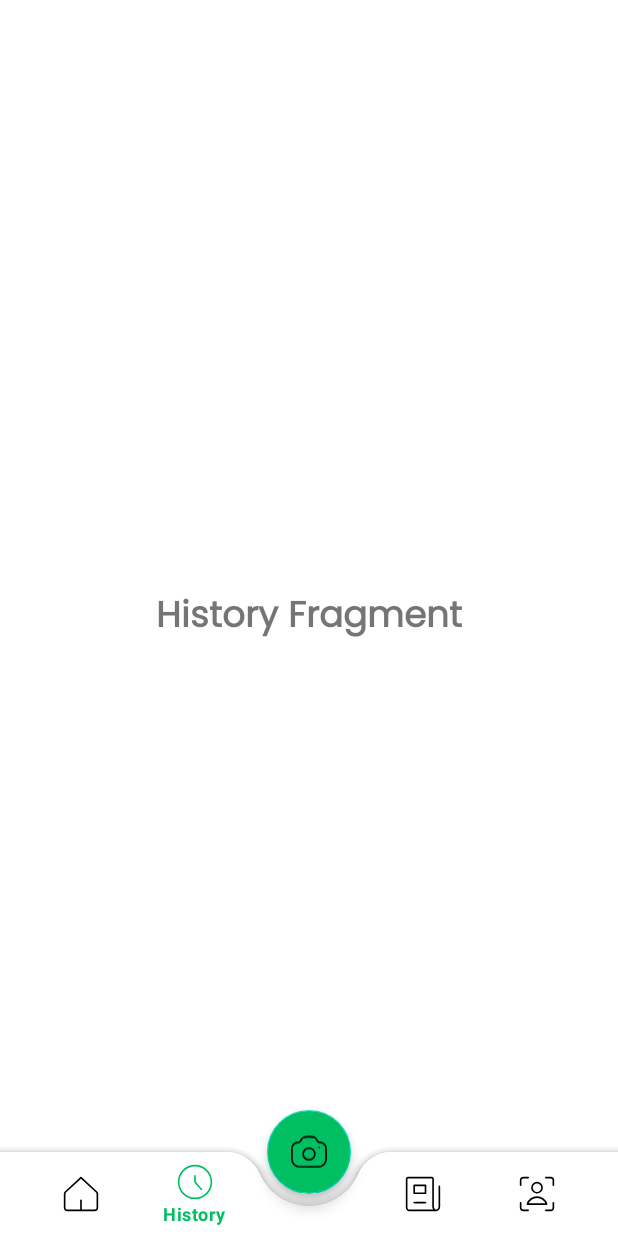
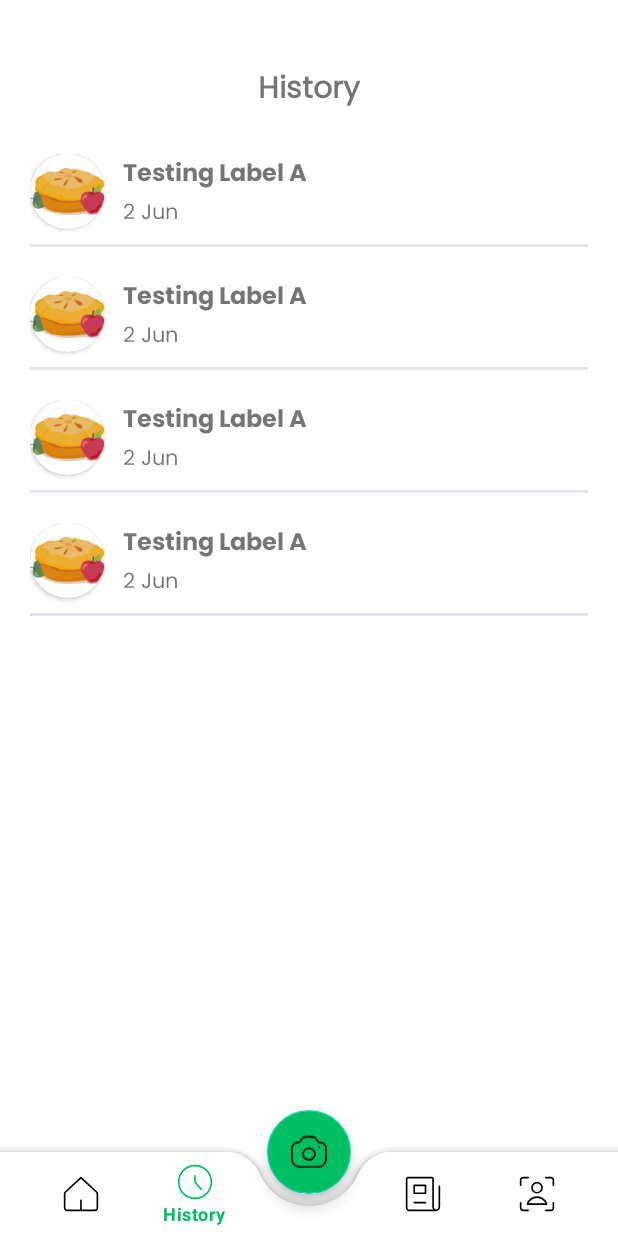
Before and after one commit to Nutriant/nutriant-app, an Android app: the screen it shows after launch (DashboardWithBotNavActivity), item 2 of the bottom bar chosen, on a phone screen of 412 x 824 dp. Run offline under Robolectric (Android 15) with nearby library versions, the phone set to English and light mode, and no system bars.

Commit message:
update: history label

```diff
--- /dev/null
+++ b/app/src/main/java/com/dicoding/nutrient/data/model/history/DataHistoryLabel.kt
@@ -0,0 +1,8 @@
+package com.dicoding.nutrient.data.model.history
+
+data class DataHistoryLabel(
+    val id: String,
+    val label: String,
+    val date: String,
+    val image: Int,
+)
--- a/app/src/main/java/com/dicoding/nutrient/data/model/banner/DataListBmi.kt
+++ b/app/src/main/java/com/dicoding/nutrient/data/model/history/DataListBmi.kt
@@ -1,4 +1,4 @@
-package com.dicoding.nutrient.data.model.banner
+package com.dicoding.nutrient.data.model.history
 
 data class DataListBmi(
     val id: String,
--- /dev/null
+++ b/app/src/main/java/com/dicoding/nutrient/ui/adapters/HistoryLabelListAdapter.kt
@@ -0,0 +1,33 @@
+package com.dicoding.nutrient.ui.adapters
+
+import android.view.LayoutInflater
+import android.view.ViewGroup
+import androidx.recyclerview.widget.RecyclerView
+import com.dicoding.nutrient.data.model.history.DataHistoryLabel
+import com.dicoding.nutrient.databinding.ItemHistoryLabelBinding
+
+class HistoryLabelListAdapter(private val dataHistory: ArrayList<DataHistoryLabel>) :
+    RecyclerView.Adapter<HistoryLabelListAdapter.ViewHolder>() {
+
+    inner class ViewHolder(var binding : ItemHistoryLabelBinding) : RecyclerView.ViewHolder(binding.root)
+
+    override fun onCreateViewHolder(parent: ViewGroup, viewType: Int): ViewHolder {
+        val binding = ItemHistoryLabelBinding.inflate(LayoutInflater.from(parent.context), parent, false)
+        return ViewHolder(binding)
+    }
+
+    override fun getItemCount(): Int {
+        return dataHistory.size
+    }
+
+    override fun onBindViewHolder(holder: ViewHolder, position: Int) {
+        val getHistory = dataHistory[position]
+        holder.binding.apply {
+            imgLabel.setImageResource(getHistory.image)
+            nameLabel.text = getHistory.label
+            dateLabel.text = getHistory.date
+        }
+    }
+
+
+}
--- a/app/src/main/java/com/dicoding/nutrient/ui/adapters/ListBmiAdapter.kt
+++ b/app/src/main/java/com/dicoding/nutrient/ui/adapters/ListBmiAdapter.kt
@@ -5,7 +5,7 @@ import android.view.LayoutInflater
 import android.view.ViewGroup
 import androidx.recyclerview.widget.RecyclerView
 import com.dicoding.nutrient.R
-import com.dicoding.nutrient.data.model.banner.DataListBmi
+import com.dicoding.nutrient.data.model.history.DataListBmi
 import com.dicoding.nutrient.databinding.ItemListBmiBinding
 
 class ListBmiAdapter(private val dataListBmi: ArrayList<DataListBmi>) :
--- a/app/src/main/java/com/dicoding/nutrient/ui/fragments/dashboard/HistoryFragment.kt
+++ b/app/src/main/java/com/dicoding/nutrient/ui/fragments/dashboard/HistoryFragment.kt
@@ -6,14 +6,40 @@ import android.view.LayoutInflater
 import android.view.View
 import android.view.ViewGroup
 import androidx.fragment.app.Fragment
+import androidx.recyclerview.widget.LinearLayoutManager
 import com.dicoding.nutrient.R
+import com.dicoding.nutrient.databinding.ActivityHistoryFragmentBinding
+import com.dicoding.nutrient.ui.adapters.HistoryLabelListAdapter
+import com.dicoding.nutrient.utils.Dummy
+import com.dicoding.nutrient.utils.DummyHistoryLabel
 
 class HistoryFragment : Fragment() {
+
+    private var _binding : ActivityHistoryFragmentBinding? = null
+    private val binding get() = _binding!!
     override fun onCreateView(
         inflater: LayoutInflater,
         container: ViewGroup?,
         savedInstanceState: Bundle?
     ): View? {
-        return inflater.inflate(R.layout.activity_history_fragment, container, false)
+        _binding = ActivityHistoryFragmentBinding.inflate(inflater, container, false)
+        return binding.root
+    }
+
+    override fun onViewCreated(view: View, savedInstanceState: Bundle?) {
+        super.onViewCreated(view, savedInstanceState)
+
+        showHistoryLabel()
+    }
+
+    private fun showHistoryLabel(){
+        val rvHistory = binding.rvHistory
+        rvHistory.layoutManager = LinearLayoutManager(requireContext())
+        rvHistory.adapter = HistoryLabelListAdapter(DummyHistoryLabel.getHistoryLabel)
+    }
+
+    override fun onDestroyView() {
+        super.onDestroyView()
+        _binding = null
     }
 }
--- /dev/null
+++ b/app/src/main/java/com/dicoding/nutrient/utils/DummyHistoryLabel.kt
@@ -0,0 +1,38 @@
+package com.dicoding.nutrient.utils
+
+import com.dicoding.nutrient.R
+import com.dicoding.nutrient.data.model.history.DataHistoryLabel
+import java.util.UUID
+
+object DummyHistoryLabel {
+
+    val getHistoryLabel: ArrayList<DataHistoryLabel>
+        get() {
+            val listHistoryLabel = arrayListOf<DataHistoryLabel>()
+            listHistoryLabel.add(DataHistoryLabel(
+                UUID.randomUUID().toString(),
+                "Testing Label A",
+                "2 Jun",
+                R.drawable.img_label_history
+            ))
+            listHistoryLabel.add(DataHistoryLabel(
+                UUID.randomUUID().toString(),
+                "Testing Label A",
+                "2 Jun",
+                R.drawable.img_label_history
+            ))
+            listHistoryLabel.add(DataHistoryLabel(
+                UUID.randomUUID().toString(),
+                "Testing Label A",
+                "2 Jun",
+                R.drawable.img_label_history
+            ))
+            listHistoryLabel.add(DataHistoryLabel(
+                UUID.randomUUID().toString(),
+                "Testing Label A",
+                "2 Jun",
+                R.drawable.img_label_history
+            ))
+            return listHistoryLabel
+        }
+}
--- a/app/src/main/res/layout/activity_history_fragment.xml
+++ b/app/src/main/res/layout/activity_history_fragment.xml
@@ -1,21 +1,25 @@
 <?xml version="1.0" encoding="utf-8"?>
-<androidx.constraintlayout.widget.ConstraintLayout xmlns:android="http://schemas.android.com/apk/res/android"
+<LinearLayout xmlns:android="http://schemas.android.com/apk/res/android"
     xmlns:app="http://schemas.android.com/apk/res-auto"
     xmlns:tools="http://schemas.android.com/tools"
     android:layout_width="match_parent"
     android:layout_height="match_parent"
+    android:orientation="vertical"
     tools:context=".ui.fragments.dashboard.HistoryFragment">
 
     <TextView
+        android:layout_marginTop="44dp"
         android:fontFamily="@font/poppinsregular"
-        android:id="@+id/tvHistory"
+        android:layout_gravity="center_horizontal"
         android:layout_width="wrap_content"
         android:layout_height="wrap_content"
-        android:text="History Fragment"
-        android:textSize="24sp"
-        android:textStyle="bold"
-        app:layout_constraintBottom_toBottomOf="parent"
-        app:layout_constraintLeft_toLeftOf="parent"
-        app:layout_constraintRight_toRightOf="parent"
-        app:layout_constraintTop_toTopOf="parent" />
-</androidx.constraintlayout.widget.ConstraintLayout>
+        android:text="@string/history"
+        android:textSize="20sp"
+        android:textStyle="bold"/>
+
+    <androidx.recyclerview.widget.RecyclerView
+        android:id="@+id/rv_history"
+        android:layout_width="match_parent"
+        android:layout_height="match_parent"
+        android:layout_marginTop="25dp"/>
+</LinearLayout>
--- /dev/null
+++ b/app/src/main/res/layout/item_history_label.xml
@@ -0,0 +1,52 @@
+<?xml version="1.0" encoding="utf-8"?>
+<RelativeLayout xmlns:android="http://schemas.android.com/apk/res/android"
+    xmlns:tools="http://schemas.android.com/tools"
+    android:layout_width="match_parent"
+    android:layout_marginBottom="20dp"
+    android:layout_height="wrap_content"
+    android:paddingHorizontal="20dp"
+    xmlns:app="http://schemas.android.com/apk/res-auto">
+    <androidx.cardview.widget.CardView
+        android:id="@+id/cv_img"
+        android:layout_width="50dp"
+        android:layout_height="50dp"
+        app:cardCornerRadius="50dp"
+        android:layout_alignParentStart="true"
+        android:layout_alignParentTop="true">
+        <ImageView
+            android:id="@+id/img_label"
+            android:layout_width="match_parent"
+            android:layout_height="match_parent"
+            tools:src="@drawable/img_label_history"/>
+    </androidx.cardview.widget.CardView>
+
+    <LinearLayout
+        android:id="@+id/layout_text"
+        android:layout_toEndOf="@+id/cv_img"
+        android:layout_marginStart="12dp"
+        android:layout_width="match_parent"
+        android:layout_height="wrap_content"
+        android:orientation="vertical">
+        <TextView
+            android:id="@+id/name_label"
+            android:fontFamily="@font/poppinsbold"
+            android:layout_width="wrap_content"
+            android:textSize="16sp"
+            android:layout_height="wrap_content"
+            tools:text="Testing Label A"/>
+        <TextView
+            android:id="@+id/date_label"
+            android:fontFamily="@font/poppinsregular"
+            android:layout_width="wrap_content"
+            android:textSize="14sp"
+            android:layout_height="wrap_content"
+            tools:text="2 Jun"/>
+    </LinearLayout>
+
+    <View
+        android:layout_marginTop="8dp"
+        android:layout_width="match_parent"
+        android:layout_height="2dp"
+        android:layout_below="@+id/layout_text"
+        android:background="@color/lightGray"/>
+</RelativeLayout>
--- a/app/src/main/res/values/strings.xml
+++ b/app/src/main/res/values/strings.xml
@@ -75,4 +75,5 @@
     <string name="search_articles">Search Articles</string>
     <string name="articlesDescription">Description</string>
     <string name="articlesReleaseDate">Released Date</string>
+    <string name="history">History</string>
 </resources>
```
Also changed, not shown: app/src/main/java/com/dicoding/nutrient/utils/Dummy.kt (+21 -11 lines), app/src/main/res/drawable/img_label_history.png (added).
